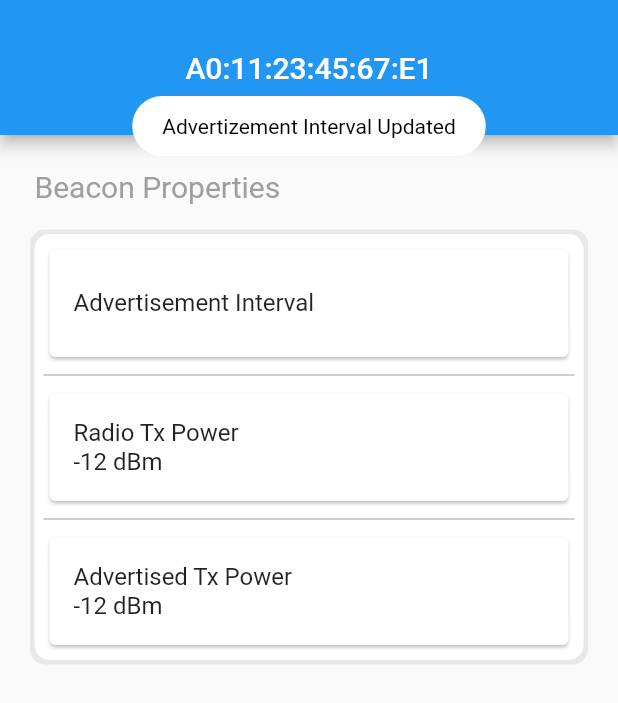
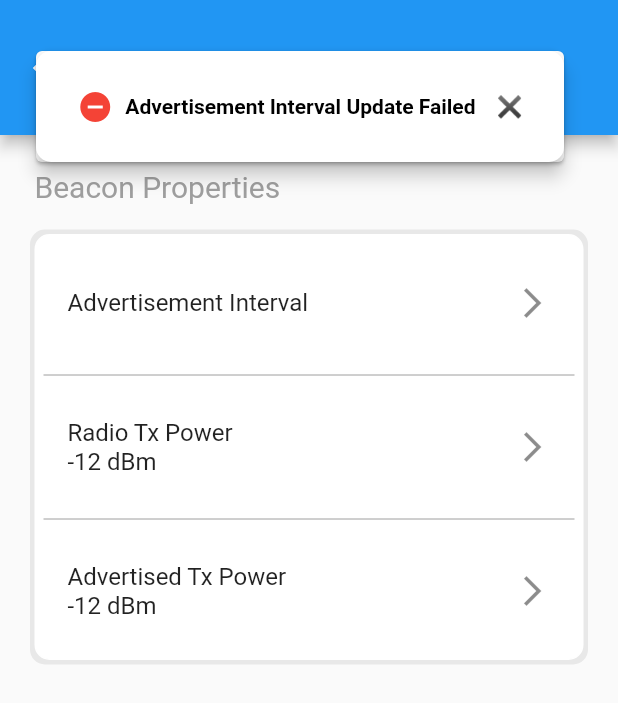
Before and after one commit to Keerthiprasadht/beacon_properties, a Flutter app: the FieldUpdatePage screen opened directly with empty values, after a tap on "Update", on a phone screen of 412 x 824 dp. Shown: the top 703 px of the screen. Run offline on Flutter 3.47's test engine with Material 2 defaults, Android fonts, the phone set to English and light mode, and no system bars.

```diff
--- a/lib/beacon_properties_page.dart
+++ b/lib/beacon_properties_page.dart
@@ -8,6 +8,7 @@ class BeconPropertiesMaterialPage extends StatelessWidget {
   @override
   Widget build(BuildContext context) {
     return Scaffold(
+      // App bar for the page
       appBar: AppBar(
         toolbarHeight: 90,
         backgroundColor: Colors.blue,
@@ -15,8 +16,15 @@ class BeconPropertiesMaterialPage extends StatelessWidget {
           'A0:11:23:45:67:E1',
           style: TextStyle(color: Colors.white),
         ),
+        leading: IconButton(
+          icon: const Icon(Icons.arrow_back_ios_new),
+          onPressed: () {
+            // Navigator.pop(context);
+          },
+        ),
         centerTitle: true,
       ),
+      //body contains -> text(i.e beaconproperties) container with 3 fields
       body: Center(
         child: Padding(
           padding: const EdgeInsets.all(8.0),
@@ -48,6 +56,8 @@ class BeconPropertiesMaterialPage extends StatelessWidget {
                   border: Border.all(color: Colors.white),
                   borderRadius: BorderRadius.circular(10),
                 ),
+
+                // Adding 3 fields to the container based on the title
                 child: Padding(
                   padding: const EdgeInsets.all(5.0),
                   child: Column(
--- a/lib/field_item_page.dart
+++ b/lib/field_item_page.dart
@@ -9,12 +9,13 @@ class FieldItem extends StatelessWidget {
 
   @override
   Widget build(BuildContext context) {
-    return Card(
-      child: Container(
-        padding: const EdgeInsets.symmetric(horizontal: 0, vertical: 8),
+    return Container(
+      padding: const EdgeInsets.symmetric(horizontal: 0, vertical: 12),
       child: ListTile(
         title: Text(title),
+        trailing: const Icon(Icons.arrow_forward_ios),
         onTap: () {
+          // based on the title it will navigates
           Navigator.of(context).push(
             MaterialPageRoute(
               builder: (context) => FieldUpdatePage(title: title),
@@ -22,7 +23,6 @@ class FieldItem extends StatelessWidget {
           );
         },
       ),
-      ),
     );
   }
 }
--- a/lib/field_update_page.dart
+++ b/lib/field_update_page.dart
@@ -1,5 +1,4 @@
 import 'package:flutter/material.dart';
-import 'package:fluttertoast/fluttertoast.dart';
 
 class FieldUpdatePage extends StatefulWidget {
   final String title;
@@ -13,6 +12,8 @@ class FieldUpdatePage extends StatefulWidget {
 class _FieldUpdatePageState extends State<FieldUpdatePage> {
   final TextEditingController _controller = TextEditingController();
   String fieldValue = '';
+  OverlayEntry? _overlayEntry;
+  bool isValueValid = true;
 
   @override
   void initState() {
@@ -21,11 +22,10 @@ class _FieldUpdatePageState extends State<FieldUpdatePage> {
   }
 
   String? validateInput(String value) {
+    // Logic for validating the TextField input
     if (value.isEmpty) {
       return null;
     }
-
-    // logic for the Textfield input
     int? parsedValue = int.tryParse(value);
     if (parsedValue == null) {
       return 'Please enter a valid numeric value.';
@@ -36,15 +36,70 @@ class _FieldUpdatePageState extends State<FieldUpdatePage> {
     return null;
   }
 
-  // Toast(notification)
-  void showFloatingBar(String message, Color backgroundColor) {
-    Fluttertoast.showToast(
-      msg: message,
-      toastLength: Toast.LENGTH_LONG,
-      gravity: ToastGravity.TOP,
-      backgroundColor: backgroundColor,
-      textColor: Colors.black,
+  // Custom toast notification
+  void showCustomToast(String message, bool isValueValid) {
+    _overlayEntry = OverlayEntry(
+      builder: (context) => Positioned(
+        top: MediaQuery.of(context).padding.top + 20.0,
+        width: 400.0,
+        child: Padding(
+          padding: const EdgeInsets.symmetric(horizontal: 20, vertical: 10),
+          child: Card(
+            child: Material(
+              elevation: 5,
+              borderRadius: BorderRadius.circular(10),
+              color: Colors.white,
+              child: Container(
+                alignment: Alignment.center,
+                width: double.infinity,
+                padding:
+                    const EdgeInsets.symmetric(horizontal: 5.0, vertical: 15),
+                child: Row(
+                  mainAxisAlignment: MainAxisAlignment.center,
+                  mainAxisSize: MainAxisSize.min,
+                  children: [
+                    Padding(
+                      padding: const EdgeInsets.symmetric(
+                          horizontal: 0, vertical: 10),
+                      child: Icon(
+                        isValueValid
+                            ? Icons.check_circle
+                            : Icons.do_not_disturb_on,
+                        color: isValueValid ? Colors.green : Colors.red,
+                      ),
+                    ),
+                    const SizedBox(width: 8),
+                    Flexible(
+                      child: Text(
+                        message,
+                        style: const TextStyle(
+                          color: Colors.black,
+                          fontWeight: FontWeight.bold,
+                        ),
+                      ),
+                    ),
+                  ],
+                ),
+              ),
+            ),
+          ),
+        ),
+      ),
     );
+
+    Overlay.of(context).insert(_overlayEntry!);
+
+    // giving delay for overlay
+    Future.delayed(const Duration(seconds: 2), () {
+      _overlayEntry?.remove();
+    });
+  }
+
+  // dispose method is ovverride ti remove the overlay entry
+  @override
+  void dispose() {
+    // _overlayEntry?.remove();
+    super.dispose();
   }
 
   @override
@@ -53,11 +108,16 @@ class _FieldUpdatePageState extends State<FieldUpdatePage> {
       appBar: AppBar(
         title: Text(
           '${widget.title}',
+          // It is based on the passed title
+        ),
+        leading: IconButton(
+          icon: const Icon(Icons.arrow_back_ios_new),
+          onPressed: () {
+            Navigator.pop(context);
+          },
         ),
         toolbarHeight: 90,
       ),
-
-      // body containes ->Text, Textfield, Button
       body: Padding(
         padding: const EdgeInsets.all(16.0),
         child: Column(
@@ -73,7 +133,7 @@ class _FieldUpdatePageState extends State<FieldUpdatePage> {
             const SizedBox(height: 16),
             SizedBox(
               height: 30,
-              child: TextField(
+              child: TextFormField(
                 style: const TextStyle(color: Colors.black),
                 textAlign: TextAlign.left,
                 controller: _controller,
@@ -84,17 +144,20 @@ class _FieldUpdatePageState extends State<FieldUpdatePage> {
                 },
                 decoration: const InputDecoration(
                   focusedBorder:
-                      OutlineInputBorder(borderSide: BorderSide(width: 2.0)),
+                      OutlineInputBorder(borderSide: BorderSide(width: 0.0)),
                   border: OutlineInputBorder(),
                 ),
               ),
             ),
-            // showing error at the bottom of the textfield
+            // Displaying error message below the TextField
             validateInput(_controller.text) == null
                 ? const SizedBox(height: 0)
-                : const Text(
-                    'Advertisement Interval must be betweeen 100 to 3000ms',
-                    style: TextStyle(color: Colors.red),
+                : const Padding(
+                    padding: EdgeInsets.symmetric(horizontal: 0, vertical: 7),
+                    child: Text(
+                      'Advertisement Interval must be between 100 and 3000ms',
+                      style: TextStyle(color: Colors.red),
+                    ),
                   ),
             const SizedBox(height: 8),
             TextButton(
@@ -106,21 +169,29 @@ class _FieldUpdatePageState extends State<FieldUpdatePage> {
                   borderRadius: BorderRadius.circular(1),
                 ),
               ),
-              // On pressed property for the button
               onPressed: () {
-                if (validateInput(_controller.text) == null) {
+                if (_controller.text.isEmpty) {
+                  setState(() {
+                    isValueValid = false;
+                  });
+                  showCustomToast("Advertisement Interval Update Failed    ✖️",
+                      isValueValid);
+                } else if (validateInput(_controller.text) == null) {
                   setState(() {
                     fieldValue = '';
                     _controller.clear();
+                    isValueValid = true; // Set to true when successful
                   });
-                  showFloatingBar(
-                      "Advertizement Interval Updated", Colors.white);
+                  showCustomToast(
+                      "Advertisement Interval Updated     ✖️", isValueValid);
                 } else {
-                  showFloatingBar(
-                      'Advertizement Interval Updated Failed', Colors.red);
+                  setState(() {
+                    isValueValid = false; // Set to false when there's an error
+                  });
+                  showCustomToast("Advertisement Interval Update Failed    ✖️",
+                      isValueValid);
                 }
 
-                // This is used to go back to previous page show notification there
                 Navigator.pop(context);
               },
               child: const Text(
@@ -134,3 +205,4 @@ class _FieldUpdatePageState extends State<FieldUpdatePage> {
     );
   }
 }
+//----------------------------------
--- a/pubspec.yaml
+++ b/pubspec.yaml
@@ -30,8 +30,6 @@ environment:
 dependencies:
   flutter:
     sdk: flutter
-  fluttertoast: ^8.2.2
-
 
 
   # The following adds the Cupertino Icons font to your application.
```
Also changed, not shown: pubspec.lock. Lines whose indentation alone changed are shown as unchanged.
